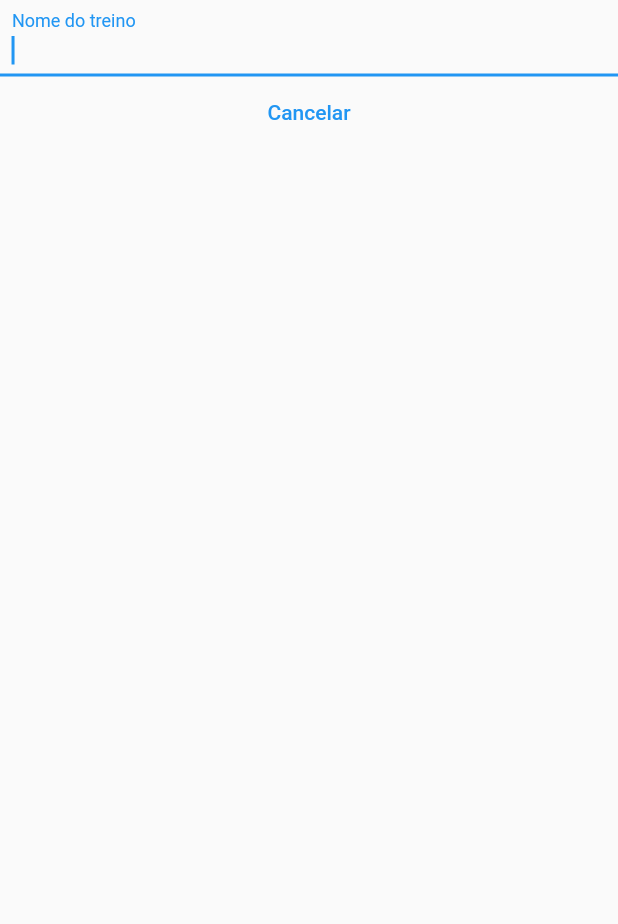
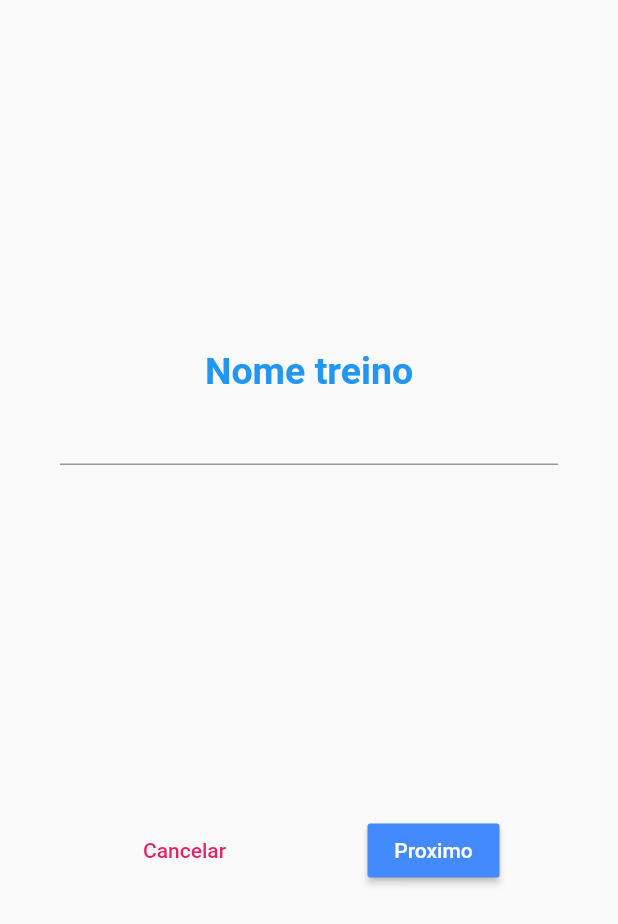
Before and after one commit to guilhermeikeda/meutreino, a Flutter app: the screen it shows after launch, after a tap on the "add" icon, on a phone screen of 412 x 824 dp. Shown: the top 924 px of the screen. Run offline on Flutter 3.47's test engine with Material 2 defaults, Android fonts, the phone set to English and light mode, and no system bars.

Commit message:
Refatora inserir nome screen

```diff
--- a/meu_treino/lib/pages/criar-treino/criar-treino.page.dart
+++ b/meu_treino/lib/pages/criar-treino/criar-treino.page.dart
@@ -1,22 +1,24 @@
 import 'package:flutter/material.dart';
 import 'package:meu_treino/pages/criar-treino/screens/exercicios/exercicios.screen.dart';
 import 'package:meu_treino/pages/criar-treino/screens/inserir-nome/inserir-nome.screen.dart';
+
+import 'rotas.dart';
 
 class CriarTreinoPage extends StatelessWidget {
   @override
   Widget build(BuildContext context) {
     return Navigator(
-      initialRoute: 'criar-treino/inserir-nome',
+      initialRoute: Rotas.INSERIR_NOME,
       onGenerateRoute: (RouteSettings settings) {
         WidgetBuilder builder;
 
         switch (settings.name) {
-          case 'criar-treino/inserir-nome':
+          case Rotas.INSERIR_NOME:
             builder = (BuildContext _) => InserirNomeScreen(
                   onCancel: () => Navigator.of(context).pop(),
                 );
             break;
-          case 'criar-treino/exercicios':
+          case Rotas.EXERCICIOS:
             builder = (BuildContext _) => ExerciciosScreen();
             break;
           default:
--- /dev/null
+++ b/meu_treino/lib/pages/criar-treino/rotas.dart
@@ -0,0 +1,4 @@
+class Rotas {
+  static const String INSERIR_NOME = 'criar-treino/inserir-nome';
+  static const String EXERCICIOS = 'criar-treino/exercicios';
+}
--- a/meu_treino/lib/pages/criar-treino/screens/inserir-nome/inserir-nome.screen.dart
+++ b/meu_treino/lib/pages/criar-treino/screens/inserir-nome/inserir-nome.screen.dart
@@ -1,4 +1,5 @@
 import 'package:flutter/material.dart';
+import 'package:meu_treino/pages/criar-treino/rotas.dart';
 
 class InserirNomeScreen extends StatelessWidget {
   InserirNomeScreen({
@@ -13,26 +14,58 @@ class InserirNomeScreen extends StatelessWidget {
   Widget build(BuildContext context) {
     return Scaffold(
       body: SafeArea(
+        child: Padding(
+          padding: EdgeInsets.only(left: 40, right: 40),
           child: Column(
+            mainAxisAlignment: MainAxisAlignment.spaceEvenly,
             children: [
+              Column(
+                mainAxisAlignment: MainAxisAlignment.spaceAround,
+                children: [
+                  Text(
+                    'Nome treino',
+                    textAlign: TextAlign.center,
+                    style: TextStyle(
+                      fontSize: 25,
+                      fontWeight: FontWeight.w600,
+                      color: Colors.blue
+                    ),
+                  ),
                   TextField(
+                    style: TextStyle(color: Colors.blueGrey),
                     controller: controller,
-              autofocus: true,
                     textInputAction: TextInputAction.done,
                     decoration: const InputDecoration(
-                labelText: 'Nome do treino',
-                contentPadding: EdgeInsets.all(8),
+                      contentPadding: EdgeInsets.all(5),
                     ),
-              onSubmitted: (_) =>
-                  {Navigator.of(context).pushNamed('criar-treino/exercicios')},
+                    onSubmitted: (_) => navegarParaExercicios(context),
                   ),
-            TextButton(
+                ],
+              ),
+              Row(
+                mainAxisAlignment: MainAxisAlignment.spaceAround,
+                children: [
+                  FlatButton(
                     child: Text('Cancelar'),
                     onPressed: onCancel,
+                    textColor: Colors.pink,
+                  ),
+                  RaisedButton(
+                    textColor: Colors.white,
+                    color: Colors.blueAccent,
+                    child: Text('Proximo'),
+                    onPressed: () => navegarParaExercicios(context),
                   ),
                 ],
+              )
+            ],
+          ),
         ),
       ),
     );
   }
+
+  void navegarParaExercicios(BuildContext context) {
+    Navigator.of(context).pushNamed(Rotas.EXERCICIOS);
   }
+}
```
Lines whose indentation alone changed are shown as unchanged.
